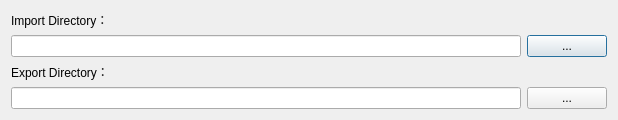
Old version of the form uis/MaskDirSetting.ui in the repository looooongChen/IMANNO.
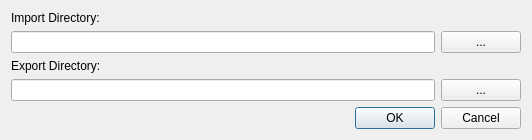
New version of the form.

The edit to the form file:
```diff
--- a/uis/MaskDirSetting.ui
+++ b/uis/MaskDirSetting.ui
@@ -6,8 +6,8 @@
    <rect>
     <x>0</x>
     <y>0</y>
-    <width>618</width>
-    <height>92</height>
+    <width>532</width>
+    <height>112</height>
    </rect>
   </property>
   <property name="windowTitle">
@@ -15,9 +15,9 @@
   </property>
   <layout class="QVBoxLayout" name="verticalLayout">
    <item>
-    <widget class="QLabel" name="label_2">
+    <widget class="QLabel" name="label">
      <property name="text">
-      <string>Import Directory：</string>
+      <string>Import Directory:</string>
      </property>
     </widget>
    </item>
@@ -36,9 +36,9 @@
     </layout>
    </item>
    <item>
-    <widget class="QLabel" name="label">
+    <widget class="QLabel" name="label_2">
      <property name="text">
-      <string>Export Directory：</string>
+      <string>Export Directory:</string>
      </property>
     </widget>
    </item>
@@ -56,6 +56,16 @@
      </item>
     </layout>
    </item>
+   <item>
+    <widget class="QDialogButtonBox" name="buttonBox">
+     <property name="orientation">
+      <enum>Qt::Horizontal</enum>
+     </property>
+     <property name="standardButtons">
+      <set>QDialogButtonBox::Cancel|QDialogButtonBox::Ok</set>
+     </property>
+    </widget>
+   </item>
   </layout>
  </widget>
  <resources/>
```
Left out of the diff: 39 changed lines with no effect on the pictures.
